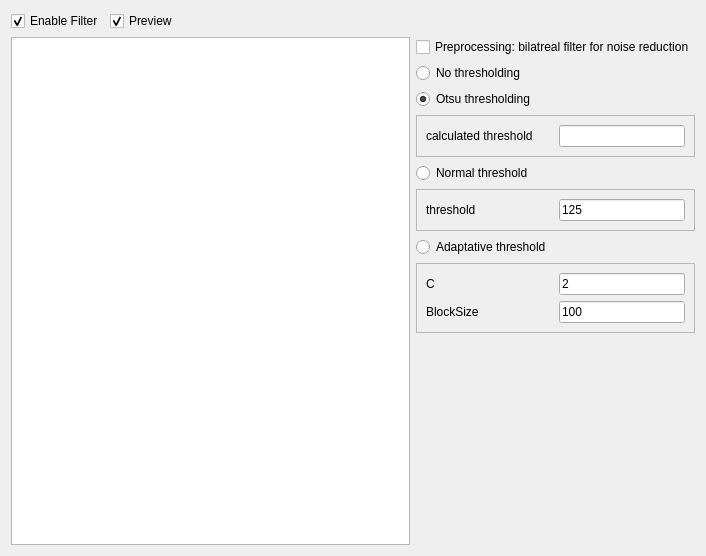
Old version of the form src/filter/thresholdwidget.ui in the repository rockclimb/yasw-debian.
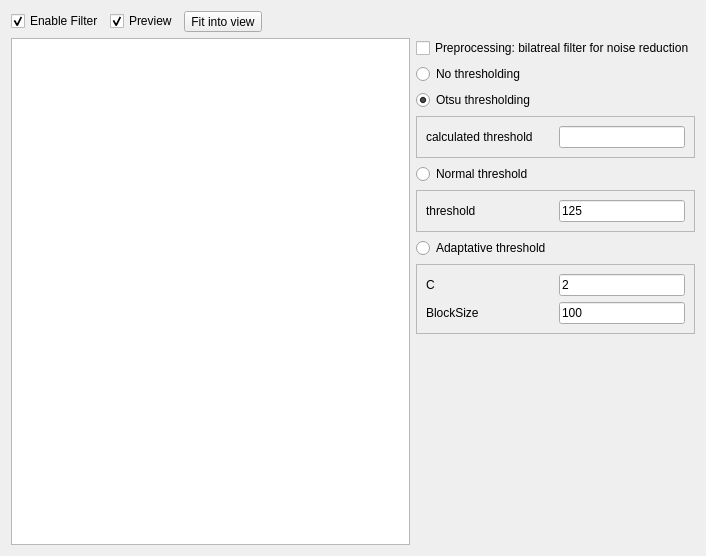
New version of the form. Custom widgets are drawn as their Qt base class.

Commit message: Fixed #28 with a "fit into view" button + only automaticaly fit into view when source image change (so we can switch between preview an src a every zoom level). When a user skips a filter tab (from rotation to scale), the automaticaly fit in view does not work and the user must use the "fit in view" button. Implementation: calling fit in view ist moved from the graphicsview (which can't make a difference between src and preview image) into each filter widget.

What changed in the file:
```diff
--- a/src/filter/thresholdwidget.ui
+++ b/src/filter/thresholdwidget.ui
@@ -31,7 +31,7 @@
    <string>Form</string>
   </property>
   <layout class="QGridLayout" name="gridLayout_4">
-   <item row="0" column="0" colspan="3">
+   <item row="0" column="0" colspan="2">
     <layout class="QHBoxLayout" name="horizontalLayout">
      <item>
       <widget class="QCheckBox" name="enable">
@@ -53,6 +53,22 @@
        </property>
       </widget>
      </item>
+     <item>
+      <widget class="QToolButton" name="fitIntoView">
+       <property name="sizePolicy">
+        <sizepolicy hsizetype="Preferred" vsizetype="Preferred">
+         <horstretch>0</horstretch>
+         <verstretch>0</verstretch>
+        </sizepolicy>
+       </property>
+       <property name="toolTip">
+        <string>Fits the image into the view</string>
+       </property>
+       <property name="text">
+        <string>Fit into view</string>
+       </property>
+      </widget>
+     </item>
      <item>
       <spacer name="horizontalSpacer">
        <property name="orientation">
@@ -68,7 +84,7 @@
      </item>
     </layout>
    </item>
-   <item row="1" column="0" rowspan="9">
+   <item row="1" column="0">
     <widget class="BaseFilterGraphicsView" name="view">
      <property name="sizePolicy">
       <sizepolicy hsizetype="Expanding" vsizetype="Expanding">
@@ -78,21 +94,23 @@
      </property>
     </widget>
    </item>
-   <item row="1" column="1" colspan="2">
+   <item row="1" column="1">
+    <layout class="QVBoxLayout" name="verticalLayout">
+     <item>
     <widget class="QCheckBox" name="preprocessNoise">
      <property name="text">
       <string>Preprocessing: bilatreal filter for noise reduction</string>
      </property>
     </widget>
    </item>
-   <item row="2" column="1">
+     <item>
     <widget class="QRadioButton" name="rbThreshold_2">
      <property name="text">
       <string>No thresholding</string>
      </property>
     </widget>
    </item>
-   <item row="3" column="1">
+     <item>
     <widget class="QRadioButton" name="rbOtsuThreshold">
      <property name="text">
       <string>Otsu thresholding</string>
@@ -102,7 +120,7 @@
      </property>
     </widget>
    </item>
-   <item row="4" column="1" colspan="2">
+     <item>
     <widget class="QFrame" name="frame_3">
      <property name="frameShape">
       <enum>QFrame::StyledPanel</enum>
@@ -137,14 +155,14 @@
      </layout>
     </widget>
    </item>
-   <item row="5" column="1">
+     <item>
     <widget class="QRadioButton" name="rbThreshold">
      <property name="text">
       <string>Normal threshold</string>
      </property>
     </widget>
    </item>
-   <item row="6" column="1" colspan="2">
+     <item>
     <widget class="QFrame" name="frame_2">
      <property name="frameShape">
       <enum>QFrame::StyledPanel</enum>
@@ -176,14 +194,14 @@
      </layout>
     </widget>
    </item>
-   <item row="7" column="1">
+     <item>
     <widget class="QRadioButton" name="rbAdaptativeThreshold">
      <property name="text">
       <string>Adaptative threshold</string>
      </property>
     </widget>
    </item>
-   <item row="8" column="1" colspan="2">
+     <item>
     <widget class="QFrame" name="frame">
      <property name="frameShape">
       <enum>QFrame::StyledPanel</enum>
@@ -235,7 +253,7 @@
      </layout>
     </widget>
    </item>
-   <item row="9" column="2">
+     <item>
     <spacer name="verticalSpacer">
      <property name="orientation">
       <enum>Qt::Vertical</enum>
@@ -249,6 +267,8 @@
     </spacer>
    </item>
   </layout>
+   </item>
+  </layout>
  </widget>
  <customwidgets>
   <customwidget>
```
Left out of the diff: 31 changed lines with no effect on the pictures. Lines whose indentation alone changed are shown as unchanged. The commit also changes 17 other files.
